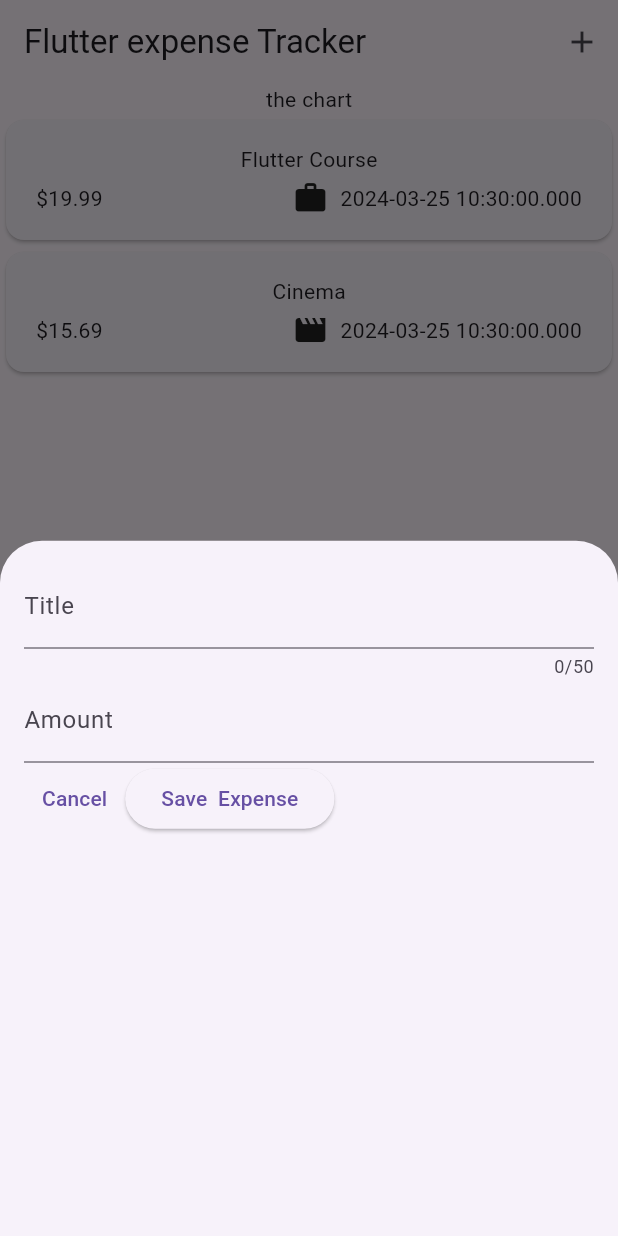
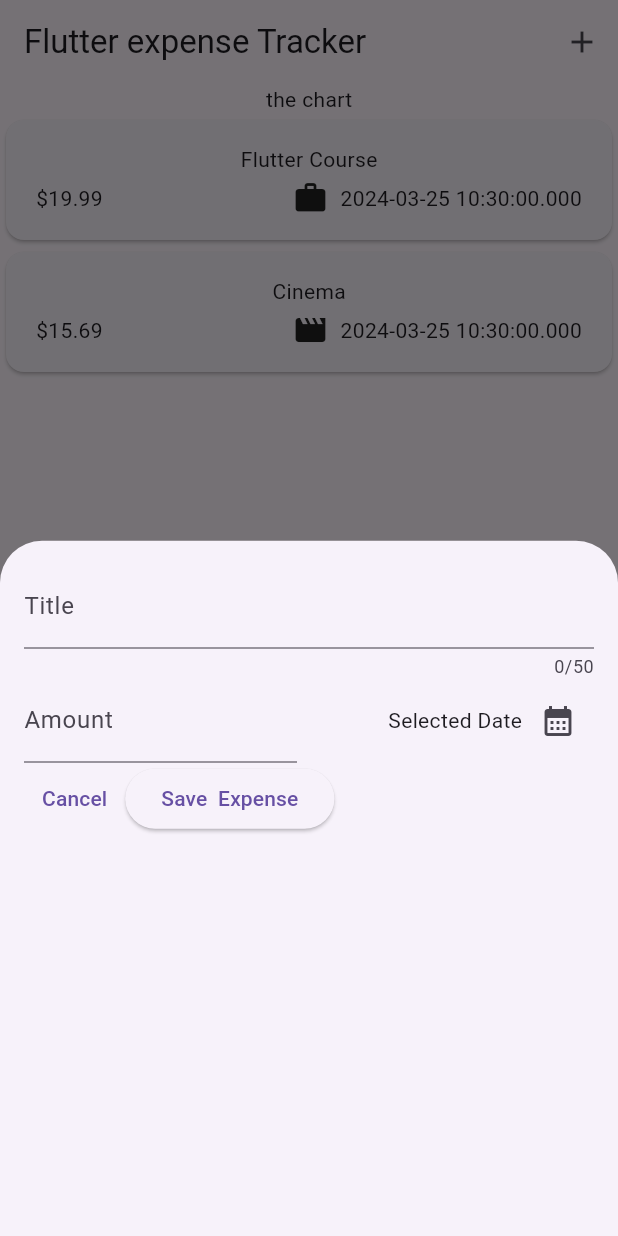
Before and after one commit to Kaishyshy9977/flutter, a Flutter app: the screen it shows after launch, after a tap on the "add" icon, on a phone screen of 412 x 824 dp. Run offline on Flutter 3.47's test engine with Material 3 defaults, Android fonts, the phone set to English and light mode, and no system bars.

Commit message:
new date widget in new expense

```diff
--- a/expense_tracker/lib/main.dart
+++ b/expense_tracker/lib/main.dart
@@ -4,6 +4,6 @@ import 'package:flutter/material.dart';
 void main() {
   runApp(MaterialApp(
     theme: ThemeData(useMaterial3: true),
-    home: Expenses(),
+    home: const Expenses(),
   ));
 }
--- a/expense_tracker/lib/widgets/expenses.dart
+++ b/expense_tracker/lib/widgets/expenses.dart
@@ -4,6 +4,8 @@ import 'package:expense_tracker/widgets/new_expense.dart';
 import 'package:flutter/material.dart';
 
 class Expenses extends StatefulWidget {
+  const Expenses({super.key});
+
   @override
   State<StatefulWidget> createState() {
     return _ExpenseState();
--- a/expense_tracker/lib/widgets/new_expense.dart
+++ b/expense_tracker/lib/widgets/new_expense.dart
@@ -10,6 +10,17 @@ class NewExpense extends StatefulWidget {
 class _NewExpenseState extends State<NewExpense> {
   final _titleController = TextEditingController();
   final _amountController = TextEditingController();
+
+  void _presentDatePicker() {
+    final now = DateTime.now();
+    final firstDate = DateTime(now.year - 1, now.month, now.day);
+    showDatePicker(
+        context: context,
+        initialDate: now,
+        firstDate: firstDate,
+        lastDate: now);
+  }
+
   @override
   void dispose() {
     _titleController.dispose();
@@ -35,7 +46,9 @@ class _NewExpenseState extends State<NewExpense> {
               label: Text('Title'),
             ),
           ),
-          TextField(
+          Row(children: [
+            Expanded(
+              child: TextField(
                 controller: _amountController,
                 keyboardType: TextInputType.number,
                 decoration: const InputDecoration(
@@ -43,11 +56,29 @@ class _NewExpenseState extends State<NewExpense> {
                   label: Text('Amount'),
                 ),
               ),
+            ),
+            const SizedBox(width: 16),
+            Expanded(
+                child: Row(
+              mainAxisAlignment: MainAxisAlignment.end,
+              children: [
+                const Text('Selected Date'),
+                IconButton(
+                  onPressed: _presentDatePicker,
+                  icon: const Icon(
+                    Icons.calendar_month,
+                  ),
+                )
+              ],
+            ))
+          ]),
           Row(
             children: [
               TextButton(
-                onPressed: () {},
-                child: Text('Cancel'),
+                onPressed: () {
+                  Navigator.pop(context);
+                },
+                child: const Text('Cancel'),
               ),
               ElevatedButton(
                   onPressed: () {
```
Also changed, not shown: 1 other file. Lines whose indentation alone changed are shown as unchanged.
